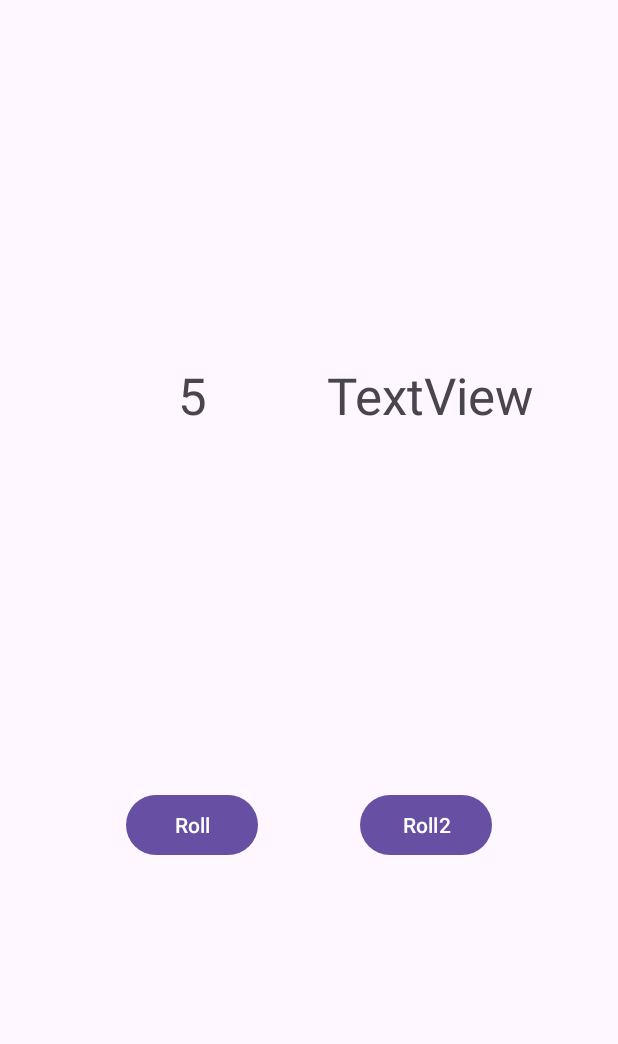
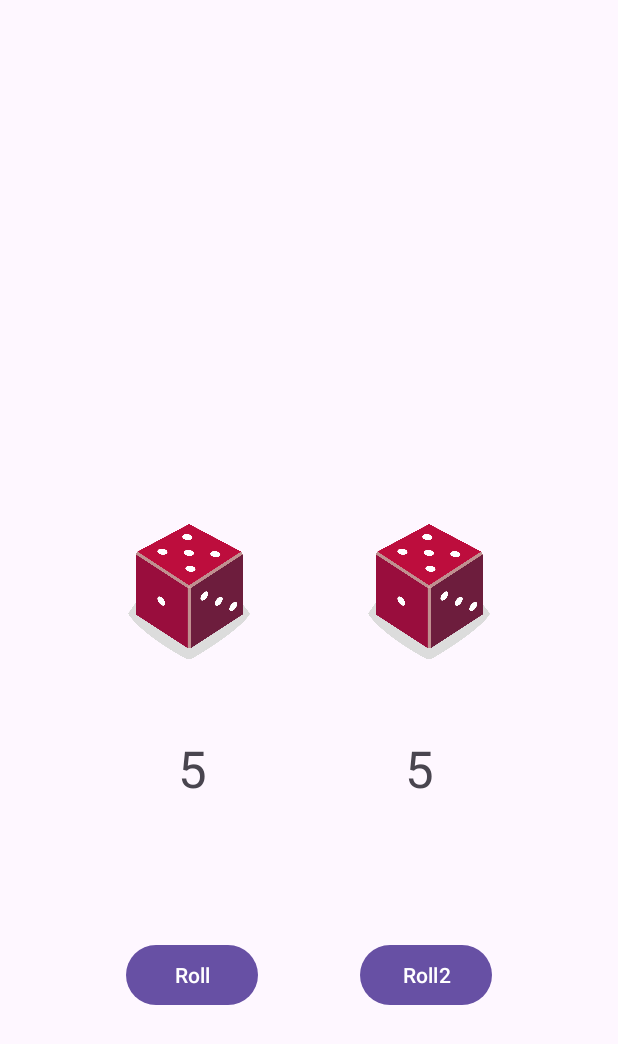
Before and after one commit to xtemumio/dice-roller, an Android app: the screen it shows after launch (MainActivity), after a tap on "Roll", on a phone screen of 412 x 824 dp. Shown: the top 1044 px of the screen. Run offline under Robolectric (Android 15) with nearby library versions, the phone set to English and light mode, and no system bars.

Commit message:
add the image to project

```diff
--- a/app/src/main/java/com/example/diceroller/MainActivity.kt
+++ b/app/src/main/java/com/example/diceroller/MainActivity.kt
@@ -2,6 +2,7 @@ package com.example.diceroller
 
 import android.os.Bundle
 import android.widget.Button
+import android.widget.ImageView
 import android.widget.TextView
 import androidx.appcompat.app.AppCompatActivity
 
@@ -24,19 +25,23 @@ class MainActivity : AppCompatActivity() {
         // Ottieni il riferimento al pulsante di lancio dall'interfaccia utente
         val rollButton: Button = findViewById(R.id.button)
         val rollButton2: Button = findViewById(R.id.button2)
+
+        rollDice(6,R.id.label_dice,R.id.imageView)
+        rollDice(6,R.id.label_dice2,R.id.imageView2 )
+
         // Imposta il listener per il pulsante di lancio
         rollButton.setOnClickListener {
-            rollDice(6,R.id.label_dice)
+            rollDice(6,R.id.label_dice,R.id.imageView)
         }
         rollButton2.setOnClickListener {
-            rollDice(10,R.id.label_dice2 )
+            rollDice(6,R.id.label_dice2,R.id.imageView2 )
         }
     }
 
     /**
      * rollDice genera un valore casuale simulando il lancio di un dado e lo visualizza nella TextView.
      */
-    private fun rollDice(number: Int, idLabel: Int) {
+    private fun rollDice(number: Int, idLabel: Int,idImage :Int) {
         // Crea un oggetto Dice con il numero di facce specificato
         val dice = Dice(number)
 
@@ -51,6 +56,18 @@ class MainActivity : AppCompatActivity() {
         // Imposta il risultato del lancio nella TextView
         resultTextView.text = diceRoll.toString()
 
+
+        val diceImage: ImageView = findViewById(idImage)
+
+        when (diceRoll) {
+            1 -> diceImage.setImageResource(R.drawable.dice_1)
+            2 -> diceImage.setImageResource(R.drawable.dice_2)
+            3 -> diceImage.setImageResource(R.drawable.dice_3)
+            4 -> diceImage.setImageResource(R.drawable.dice_4)
+            5 -> diceImage.setImageResource(R.drawable.dice_5)
+            6 -> diceImage.setImageResource(R.drawable.dice_6)
+
+        }
     }
 
 
--- a/app/src/main/res/layout/activity_main.xml
+++ b/app/src/main/res/layout/activity_main.xml
@@ -6,16 +6,44 @@
     android:layout_height="match_parent"
     tools:context=".MainActivity">
 
+    <ImageView
+
+        android:id="@+id/imageView2"
+        android:layout_width="84dp"
+        android:layout_height="90dp"
+        android:layout_marginEnd="84dp"
+        android:layout_marginBottom="50dp"
+        android:contentDescription="@string/immagine_dado1"
+        app:layout_constraintBottom_toTopOf="@+id/label_dice2"
+        app:layout_constraintEnd_toEndOf="parent"
+        tools:ignore="ImageContrastCheck"
+        tools:srcCompat="@drawable/dice_1" />
+
+    <ImageView
+
+        android:id="@+id/imageView"
+        android:layout_width="84dp"
+        android:layout_height="90dp"
+        android:layout_marginStart="84dp"
+        android:layout_marginBottom="50dp"
+        android:contentDescription="@string/immagine_dado2"
+        app:layout_constraintBottom_toTopOf="@+id/label_dice"
+        app:layout_constraintStart_toStartOf="parent"
+        tools:srcCompat="@drawable/dice_1" />
+
     <TextView
         android:id="@+id/label_dice"
         android:layout_width="wrap_content"
         android:layout_height="wrap_content"
 
+        android:layout_marginBottom="25dp"
         android:textSize="34sp"
         app:layout_constraintBottom_toTopOf="@+id/button"
         app:layout_constraintEnd_toEndOf="@+id/button"
+        app:layout_constraintHorizontal_bias="0.507"
         app:layout_constraintStart_toStartOf="@+id/button"
         app:layout_constraintTop_toTopOf="parent"
+        app:layout_constraintVertical_bias="0.881"
         tools:text="1" />
 
     <Button
@@ -23,30 +51,32 @@
         android:layout_width="wrap_content"
         android:layout_height="wrap_content"
         android:layout_marginStart="84dp"
-        android:layout_marginBottom="250dp"
+        android:layout_marginBottom="150dp"
         android:text="@string/roll"
         app:layout_constraintBottom_toBottomOf="parent"
         app:layout_constraintStart_toStartOf="parent" />
 
     <TextView
+
         android:id="@+id/label_dice2"
         android:layout_width="wrap_content"
         android:layout_height="wrap_content"
+        android:layout_marginBottom="25dp"
         android:textSize="34sp"
-        tools:text="2"
-        android:text="@string/label_dice2"
         app:layout_constraintBottom_toTopOf="@+id/button2"
         app:layout_constraintEnd_toEndOf="@+id/button2"
-        app:layout_constraintHorizontal_bias="0.454"
+        app:layout_constraintHorizontal_bias="0.434"
         app:layout_constraintStart_toStartOf="@+id/button2"
-        app:layout_constraintTop_toTopOf="parent" />
+        app:layout_constraintTop_toTopOf="parent"
+        app:layout_constraintVertical_bias="0.881"
+        tools:text="2" />
 
     <Button
         android:id="@+id/button2"
         android:layout_width="wrap_content"
         android:layout_height="wrap_content"
         android:layout_marginEnd="84dp"
-        android:layout_marginBottom="250dp"
+        android:layout_marginBottom="150dp"
         android:text="@string/button2"
         app:layout_constraintBottom_toBottomOf="parent"
         app:layout_constraintEnd_toEndOf="parent" />
--- a/app/src/main/res/values/strings.xml
+++ b/app/src/main/res/values/strings.xml
@@ -1,6 +1,8 @@
 <resources>
     <string name="app_name">Dice Roller</string>
     <string name="roll">Roll</string>
-    <string name="label_dice2">TextView</string>
+    <string name="label_dice2"></string>
     <string name="button2">Roll2</string>
+    <string name="immagine_dado1">immagine_dado1</string>
+    <string name="immagine_dado2">immagine_dado2</string>
 </resources>
```
Also changed, not shown: app/src/main/res/drawable/dice_1.png (added), app/src/main/res/drawable/dice_2.png (added), app/src/main/res/drawable/dice_3.png (added), app/src/main/res/drawable/dice_4.png (added), app/src/main/res/drawable/dice_5.png (added), app/src/main/res/drawable/dice_6.png (added).
